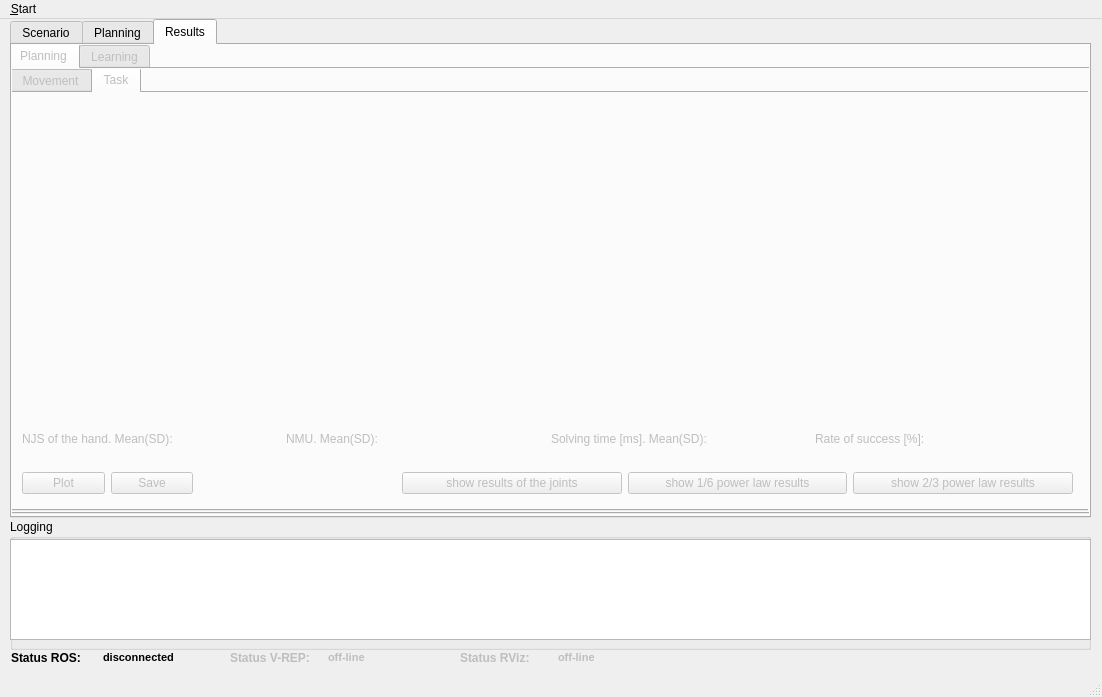
Before: the Qt Designer form ui/main_window.ui in JoaoQPereira/motion_manager, drawn with Qt 5.
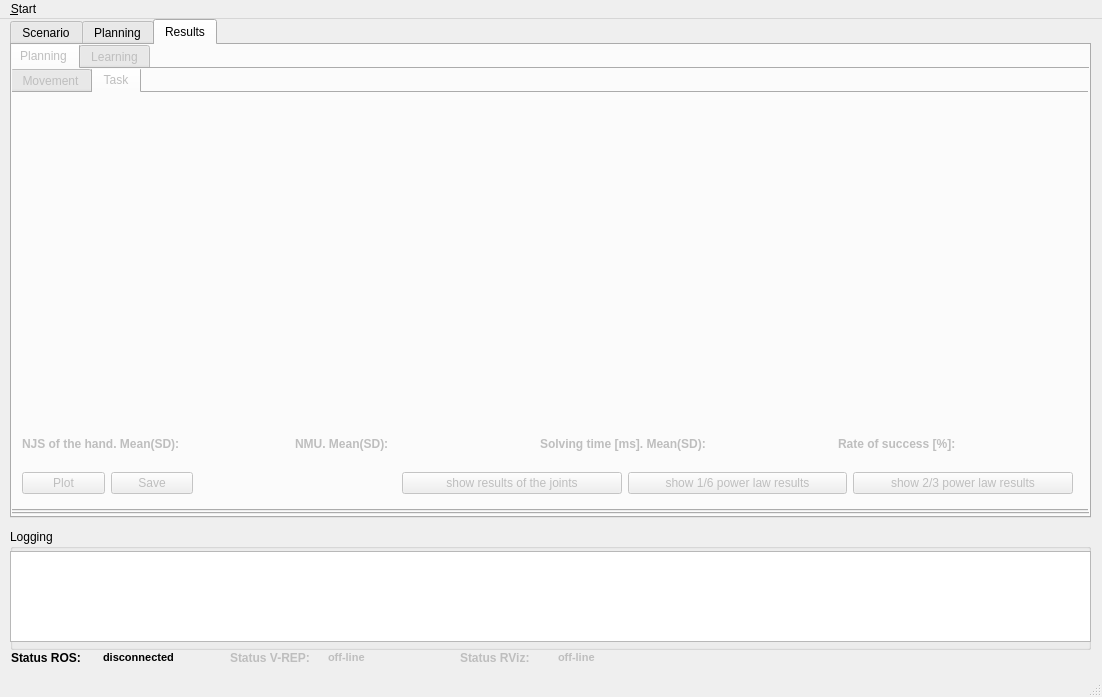
After: the same form once the commit is applied. The open tabs and pages were chosen to show the change. Icons and pictures are not drawn. Custom widgets are drawn as their Qt base class.

```diff
--- a/ui/main_window.ui
+++ b/ui/main_window.ui
@@ -25,9 +25,9 @@
     <property name="geometry">
      <rect>
       <x>10</x>
-      <y>500</y>
+      <y>510</y>
       <width>1081</width>
-      <height>131</height>
+      <height>121</height>
      </rect>
     </property>
     <property name="title">
@@ -37,9 +37,9 @@
      <property name="geometry">
       <rect>
        <x>0</x>
-       <y>20</y>
+       <y>22</y>
        <width>1081</width>
-       <height>101</height>
+       <height>91</height>
       </rect>
      </property>
     </widget>
@@ -1333,8 +1333,8 @@
            <rect>
             <x>10</x>
             <y>330</y>
-            <width>1051</width>
-            <height>31</height>
+            <width>1055</width>
+            <height>41</height>
            </rect>
           </property>
           <layout class="QHBoxLayout" name="horizontalLayout_12">
@@ -1342,6 +1342,12 @@
             <layout class="QHBoxLayout" name="horizontalLayout_7">
              <item>
               <widget class="QLabel" name="label_cost_hand_4">
+               <property name="font">
+                <font>
+                 <weight>75</weight>
+                 <bold>true</bold>
+                </font>
+               </property>
                <property name="text">
                 <string>NJS of the hand. Mean(SD): </string>
                </property>
@@ -1349,6 +1355,12 @@
              </item>
              <item>
               <widget class="QLabel" name="label_cost_hand_value_task">
+               <property name="minimumSize">
+                <size>
+                 <width>100</width>
+                 <height>0</height>
+                </size>
+               </property>
                <property name="text">
                 <string/>
                </property>
@@ -1360,6 +1372,12 @@
             <layout class="QHBoxLayout" name="horizontalLayout_8">
              <item>
               <widget class="QLabel" name="label_cost_hand_5">
+               <property name="font">
+                <font>
+                 <weight>75</weight>
+                 <bold>true</bold>
+                </font>
+               </property>
                <property name="text">
                 <string>NMU. Mean(SD): </string>
                </property>
@@ -1367,6 +1385,12 @@
              </item>
              <item>
               <widget class="QLabel" name="label_nmu_task">
+               <property name="minimumSize">
+                <size>
+                 <width>70</width>
+                 <height>0</height>
+                </size>
+               </property>
                <property name="text">
                 <string/>
                </property>
@@ -1378,6 +1402,12 @@
             <layout class="QHBoxLayout" name="horizontalLayout_9">
              <item>
               <widget class="QLabel" name="label_cost_hand_6">
+               <property name="font">
+                <font>
+                 <weight>75</weight>
+                 <bold>true</bold>
+                </font>
+               </property>
                <property name="text">
                 <string>Solving time [ms]. Mean(SD):</string>
                </property>
@@ -1385,6 +1415,18 @@
              </item>
              <item>
               <widget class="QLabel" name="label_solving_time_task">
+               <property name="minimumSize">
+                <size>
+                 <width>120</width>
+                 <height>0</height>
+                </size>
+               </property>
+               <property name="maximumSize">
+                <size>
+                 <width>16777215</width>
+                 <height>16777215</height>
+                </size>
+               </property>
                <property name="text">
                 <string/>
                </property>
@@ -1396,6 +1438,12 @@
             <layout class="QHBoxLayout" name="horizontalLayout_10">
              <item>
               <widget class="QLabel" name="label_cost_hand_7">
+               <property name="font">
+                <font>
+                 <weight>75</weight>
+                 <bold>true</bold>
+                </font>
+               </property>
                <property name="text">
                 <string>Rate of success [%]:</string>
                </property>
@@ -1403,6 +1451,12 @@
              </item>
              <item>
               <widget class="QLabel" name="label_rate_task">
+               <property name="minimumSize">
+                <size>
+                 <width>50</width>
+                 <height>0</height>
+                </size>
+               </property>
                <property name="text">
                 <string/>
                </property>
@@ -1415,9 +1469,9 @@
          <widget class="QWidget" name="layoutWidget">
           <property name="geometry">
            <rect>
-            <x>20</x>
+            <x>10</x>
             <y>10</y>
-            <width>1031</width>
+            <width>1051</width>
             <height>311</height>
            </rect>
           </property>
@@ -1430,7 +1484,7 @@
            </item>
           </layout>
          </widget>
-         <widget class="QWidget" name="">
+         <widget class="QWidget" name="layoutWidget">
           <property name="geometry">
            <rect>
             <x>390</x>
@@ -1466,7 +1520,7 @@
            </item>
           </layout>
          </widget>
-         <widget class="QWidget" name="">
+         <widget class="QWidget" name="layoutWidget">
           <property name="geometry">
            <rect>
             <x>10</x>
@@ -1638,7 +1692,7 @@
      <enum>Qt::Horizontal</enum>
     </property>
    </widget>
-   <widget class="QWidget" name="">
+   <widget class="QWidget" name="layoutWidget">
     <property name="geometry">
      <rect>
       <x>0</x>
@@ -1649,7 +1703,7 @@
     </property>
     <layout class="QHBoxLayout" name="horizontalLayout_22"/>
    </widget>
-   <widget class="QWidget" name="">
+   <widget class="QWidget" name="layoutWidget">
     <property name="geometry">
      <rect>
       <x>0</x>
```
Left out of the diff: 73 changed lines with no effect on the pictures.
